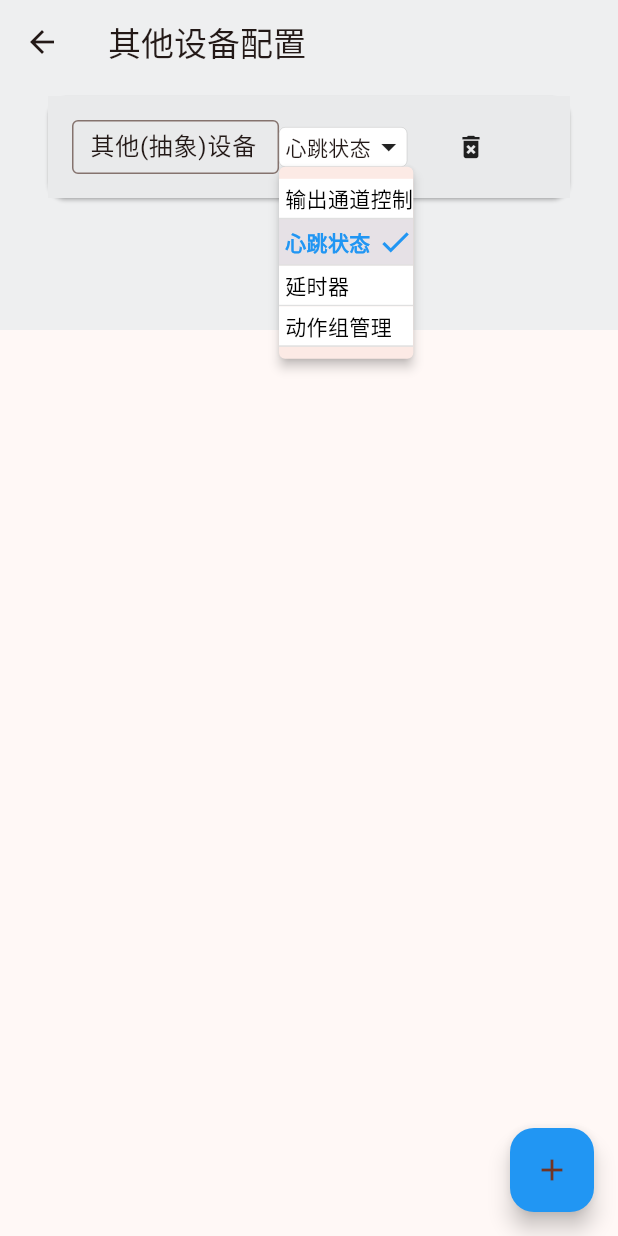
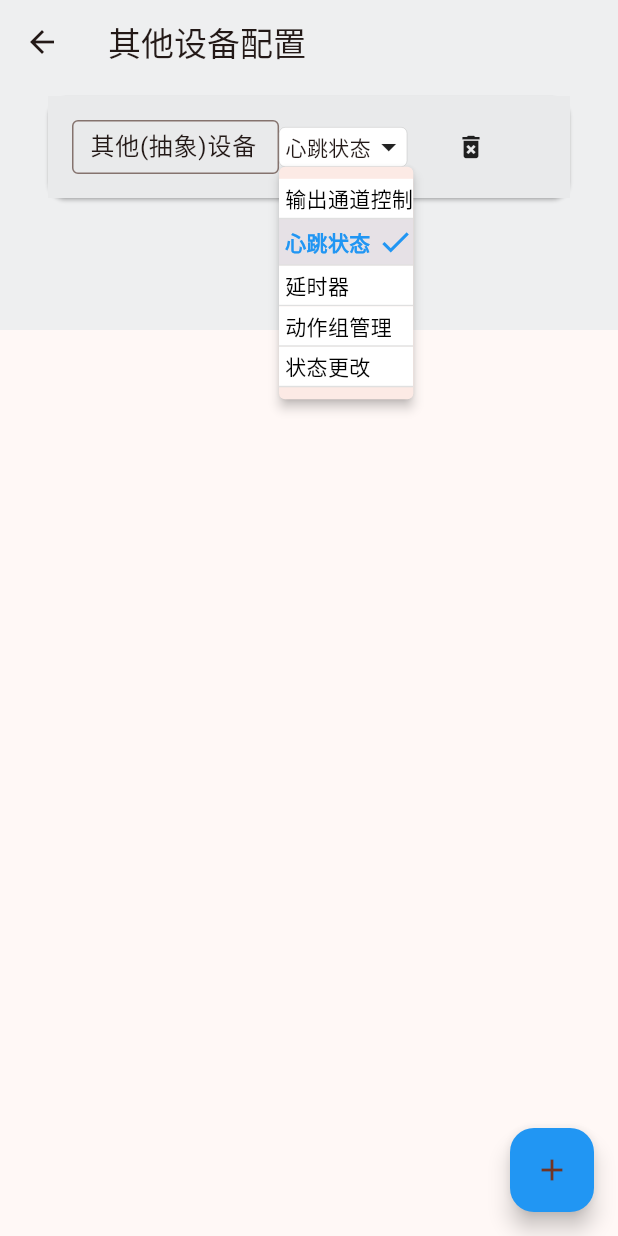
Before and after one commit to ry413/Laminor, a Flutter app: the OtherDeviceConfigPage screen opened directly, after a tap on the "add" icon, after a tap on "心跳状态", on a phone screen of 412 x 824 dp. Run offline on Flutter 3.47's test engine with Material 3 defaults, Android fonts, the phone set to English and light mode, and no system bars; our stand-ins replace file_picker; missing offline and left inert: dart:html.

Commit message:
添加了房号等配置页. 可以将输入设为模式. 新增房间状态修改器(其他设备里)

```diff
--- a/lib/commons/interface.dart
+++ b/lib/commons/interface.dart
@@ -12,7 +12,7 @@ part 'interface.g.dart';
 class AtomicAction {
   int deviceUid; // 此操作的目标设备的uid
   String operation; // 操作, 所属于目标设备的operations之中
-  int parameter;
+  String parameter; // 参数, 有什么是字符串不能表示的呢
 
   // 普通构造函数，使用外部参数
   AtomicAction({
@@ -27,7 +27,7 @@ class AtomicAction {
   AtomicAction.defaultAction()
       : deviceUid = DeviceManager().allDevices.values.first.uid,
         operation = DeviceManager().allDevices.values.first.operations.first,
-        parameter = 0 {
+        parameter = "" {
     // 既然默认用第一个设备, 也要增加它的引用计数
     DeviceManager().allDevices.values.first.addUsage();
   }
@@ -120,6 +120,7 @@ abstract class ActionGroupBase {
 
 abstract class InputBase {
   List<ActionGroupBase> actionGroups;
+  String? modeName; // 输入有可能被设定为情景模式, 这个是名字
 
   InputBase({required this.actionGroups});
 }
--- /dev/null
+++ b/lib/pages/home_config_page.dart
@@ -0,0 +1,117 @@
+import 'package:flutter/material.dart';
+import 'package:flutter_web_1/commons/common_widgets.dart';
+import 'package:flutter_web_1/providers/home_config_provider.dart';
+import 'package:provider/provider.dart';
+
+class HomeConfigPage extends StatefulWidget {
+  static final GlobalKey<HomeConfigPageState> globalKey =
+      GlobalKey<HomeConfigPageState>();
+
+  HomeConfigPage({Key? key}) : super(key: key ?? globalKey);
+
+  @override
+  HomeConfigPageState createState() => HomeConfigPageState();
+}
+
+class HomeConfigPageState extends State<HomeConfigPage> {
+  final TextEditingController configVerController = TextEditingController();
+  final TextEditingController hotelNameController = TextEditingController();
+  final TextEditingController roomNameController = TextEditingController();
+
+  @override
+  void dispose() {
+    configVerController.dispose();
+    hotelNameController.dispose();
+    roomNameController.dispose();
+    super.dispose();
+  }
+
+  @override
+  void didChangeDependencies() {
+    super.didChangeDependencies();
+    final homeNotifier = context.read<HomePageNotifier>();
+
+    // 初始化输入框数据
+    configVerController.text = homeNotifier.configVersion;
+    hotelNameController.text = homeNotifier.hotelName;
+    roomNameController.text = homeNotifier.roomName;
+
+    // 添加监听，输入框修改时更新数据
+    configVerController.addListener(() {
+      homeNotifier.configVersion = configVerController.text;
+    });
+    hotelNameController.addListener(() {
+      homeNotifier.hotelName = hotelNameController.text;
+    });
+    roomNameController.addListener(() {
+      homeNotifier.roomName = roomNameController.text;
+    });
+  }
+
+  @override
+  Widget build(BuildContext context) {
+    final homeNotifier = context.watch<HomePageNotifier>();
+
+    return Scaffold(
+      appBar: AppBar(
+        title: const Text('一般配置'),
+        backgroundColor: Color.fromRGBO(238, 239, 240, 1),
+      ),
+      body: Container(
+        color: Color.fromRGBO(238, 239, 240, 1),
+        padding: const EdgeInsets.symmetric(horizontal: 16.0), // 添加侧边距
+        child: Column(
+          children: [
+            ConfigSection(
+              children: [
+                _buildRow(
+                  title: '此配置版本号',
+                  controller: configVerController,
+                  value: homeNotifier.configVersion,
+                ),
+                _buildRow(
+                  title: '酒店名',
+                  controller: hotelNameController,
+                  value: homeNotifier.hotelName,
+                ),
+                _buildRow(
+                  title: '房号',
+                  controller: roomNameController,
+                  value: homeNotifier.roomName,
+                ),
+                SizedBox(height: 80),
+              ],
+            ),
+          ],
+        ),
+      ),
+    );
+  }
+
+  Widget _buildRow({
+    required String title,
+    required TextEditingController controller,
+    required String value,
+  }) {
+    return Row(
+      mainAxisAlignment: MainAxisAlignment.spaceBetween,
+      children: [
+        SectionTitle(title: title),
+        ConstrainedBox(
+          constraints: BoxConstraints(maxWidth: 200),
+          child: TextField(
+            decoration: InputDecoration(
+              isDense: true,
+              contentPadding: EdgeInsets.symmetric(horizontal: 8, vertical: 6),
+              border: OutlineInputBorder(
+                borderRadius: BorderRadius.circular(4.0),
+                borderSide: BorderSide(width: 1, color: Colors.brown),
+              ),
+            ),
+            controller: controller,
+          ),
+        ),
+      ],
+    );
+  }
+}
--- a/lib/providers/other_device_config_provider.dart
+++ b/lib/providers/other_device_config_provider.dart
@@ -8,7 +8,7 @@ import 'package:provider/provider.dart';
 
 // OtherDevice可以是延时者, 动作组管理者, 什么的, 动作组操作也附属给它
 
-enum OtherDeviceType { outputControl, heartbeatState, delayer, actionGroup }
+enum OtherDeviceType { outputControl, heartbeatState, delayer, actionGroup, stateSetter }
 
 extension OtherDeviceTypeExtension on OtherDeviceType {
   String get displayName {
@@ -21,6 +21,8 @@ extension OtherDeviceTypeExtension on OtherDeviceType {
         return '延时器';
       case OtherDeviceType.actionGroup:
         return '动作组管理';
+      case OtherDeviceType.stateSetter:
+        return '状态更改';
     }
   }
 }
@@ -71,6 +73,8 @@ class OtherDevice extends IDeviceBase {
       return ['延时'];
     } else if (type == OtherDeviceType.actionGroup) {
       return ['销毁'];
+    } else if (type == OtherDeviceType.stateSetter) {
+      return ['设置状态为', '清除状态', '反转状态'];
     } else {
       return [];
     }
```
Also changed, not shown: lib/commons/common_widgets.dart (+104 -21 lines), lib/main.dart (+15 -2 lines), lib/pages/board_input_page.dart (+32 -30 lines), lib/pages/panel_config_page.dart (+9 -1 lines), lib/providers/board_config_provider.dart (+10 -1 lines), lib/providers/home_config_provider.dart (added, +50 -0 lines), lib/providers/panel_config_provider.dart (+11 -9 lines), lib/commons/interface.g.dart, 7 other files.
